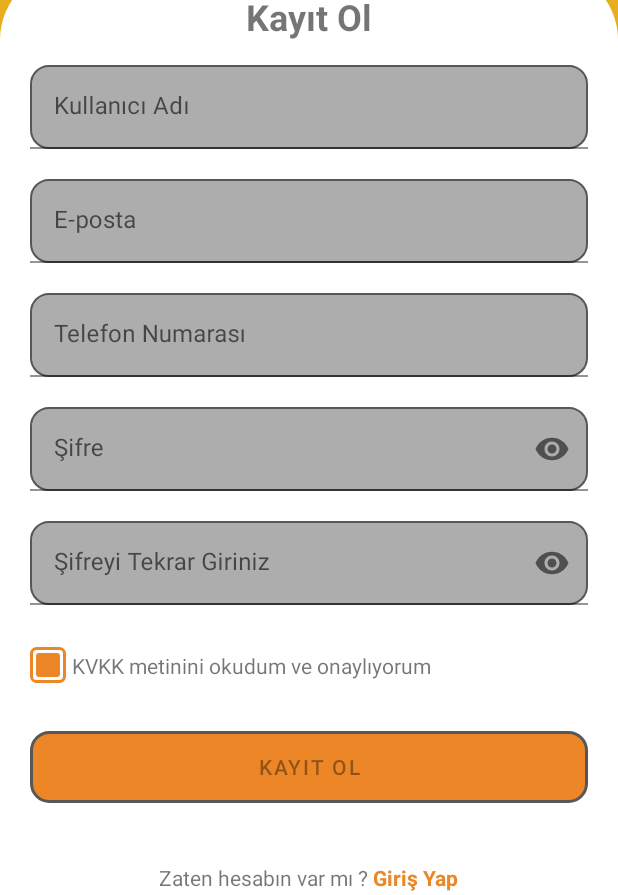
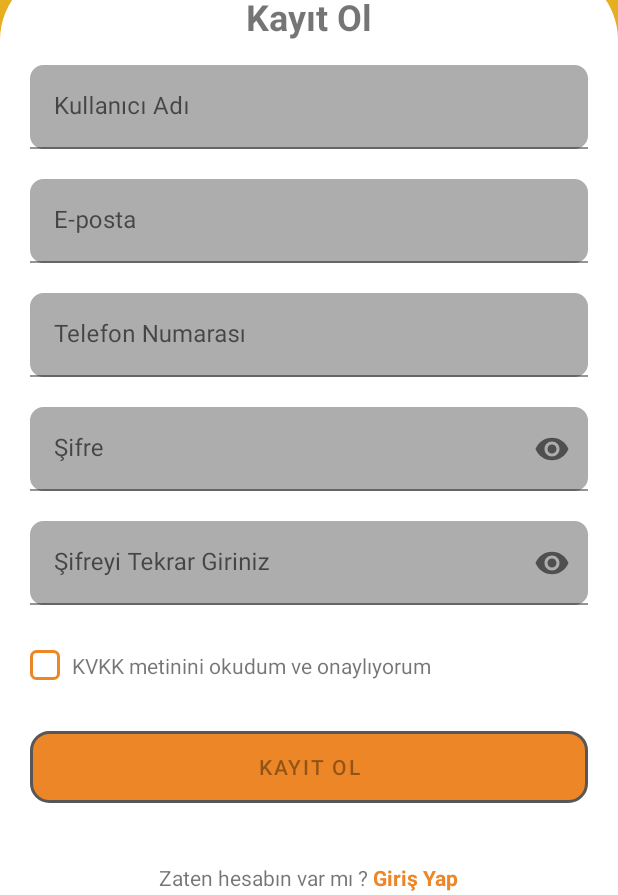
Before and after one commit to dogukanpayal/CitrusOrbit, an Android app: the RegisterScreenFragment screen opened through its navigation route, on a phone screen of 412 x 824 dp, the part 341-1236 px from its top. Run offline under Robolectric (Android 15) with nearby library versions, the phone set to English and light mode, and no system bars; our stand-ins replace Firebase (no records; nobody signed in at launch, a user with empty details on screens opened directly).

Commit message:
Input kutularına focus edilinceki tasarım değiştirildi ve Checkbox tasarımı değiştirildi

```diff
--- a/DevelopmentProject/app/src/main/java/com/dogukanpayal/developmentproject/LoginScreenFragment.kt
+++ b/DevelopmentProject/app/src/main/java/com/dogukanpayal/developmentproject/LoginScreenFragment.kt
@@ -106,6 +106,9 @@ class LoginScreenFragment : Fragment(R.layout.fragment_login_screen) {
                 (tick as? Animatable)?.start()
             }
         }
+
+
+
     }
 
     private fun loginUser(email: String, password: String) {
--- a/DevelopmentProject/app/src/main/res/drawable/checkbox_checked_layer.xml
+++ b/DevelopmentProject/app/src/main/res/drawable/checkbox_checked_layer.xml
@@ -25,21 +25,6 @@
         </shape>
     </item>
 
-    <item
-        android:top="4dp"
-        android:bottom="4dp"
-        android:left="4dp"
-        android:right="4dp"
-        >
-        <shape
-            android:shape="rectangle"
-            >
-            <size android:width="8dp" android:height="8dp"></size>
-            <solid android:color="@color/turuncu"></solid>
-            <corners android:radius="2dp"></corners>
-        </shape>
-
-    </item>
 
     <item
         android:top="3dp"
--- a/DevelopmentProject/app/src/main/res/drawable/checkbox_unchecked.xml
+++ b/DevelopmentProject/app/src/main/res/drawable/checkbox_unchecked.xml
@@ -26,18 +26,5 @@
         </shape>
     </item>
 
-    <item
-        android:top="4dp"
-        android:bottom="4dp"
-        android:left="4dp"
-        android:right="4dp"
-        >
-        <shape
-            android:shape="rectangle"
-            >
-            <size android:width="16dp" android:height="16dp"></size>
-            <solid android:color="@color/turuncu"></solid>
-            <corners android:radius="2dp"></corners>
-        </shape>
-    </item>
+
 </layer-list>
--- a/DevelopmentProject/app/src/main/res/drawable/checkbox_unchecked_layer.xml
+++ b/DevelopmentProject/app/src/main/res/drawable/checkbox_unchecked_layer.xml
@@ -25,20 +25,7 @@
         </shape>
     </item>
 
-    <item
-        android:top="4dp"
-        android:bottom="4dp"
-        android:left="4dp"
-        android:right="4dp"
-        >
-        <shape
-            android:shape="rectangle"
-            >
-            <size android:width="8dp" android:height="8dp"></size>
-            <solid android:color="@color/turuncu"></solid>
-            <corners android:radius="2dp"></corners>
-        </shape>
-    </item>
+
 
 
     <item
--- a/DevelopmentProject/app/src/main/res/drawable/ic_checked_white.xml
+++ b/DevelopmentProject/app/src/main/res/drawable/ic_checked_white.xml
@@ -1,11 +1,11 @@
 <vector xmlns:android="http://schemas.android.com/apk/res/android"
     android:name="checkbox_vector"
-    android:width="18.3dp" android:height="18.3dp"
+    android:width="14dp" android:height="14dp"
     android:viewportWidth="24" android:viewportHeight="24">
     <path
         android:name="check_path"
         android:fillColor="@android:color/transparent"
-        android:strokeColor="@android:color/white"
+        android:strokeColor="@color/turuncu"
         android:strokeWidth="2"
         android:pathData="M4,12 L10,18 L20,6"
         android:trimPathStart="0"
--- /dev/null
+++ b/DevelopmentProject/app/src/main/res/drawable/text_input_bg_default.xml
@@ -0,0 +1,6 @@
+<?xml version="1.0" encoding="utf-8"?>
+<shape xmlns:android="http://schemas.android.com/apk/res/android" android:shape="rectangle">
+    <solid android:color="@color/gray"/>
+    <corners android:radius="8dp"/>
+    <stroke android:width="2dp" android:color="@color/gray"/>
+</shape>
--- /dev/null
+++ b/DevelopmentProject/app/src/main/res/drawable/text_input_bg_focused.xml
@@ -0,0 +1,6 @@
+<?xml version="1.0" encoding="utf-8"?>
+<shape xmlns:android="http://schemas.android.com/apk/res/android" android:shape="rectangle">
+    <solid android:color="@color/gray"/>
+    <corners android:radius="8dp"/>
+    <stroke android:width="2dp" android:color="@color/turuncu"/>
+</shape>
--- /dev/null
+++ b/DevelopmentProject/app/src/main/res/drawable/text_input_bg_selector.xml
@@ -0,0 +1,5 @@
+<?xml version="1.0" encoding="utf-8"?>
+<selector xmlns:android="http://schemas.android.com/apk/res/android">
+    <item android:state_focused="true" android:drawable="@drawable/text_input_bg_focused"/>
+    <item android:drawable="@drawable/text_input_bg_default"/>
+</selector>
--- a/DevelopmentProject/app/src/main/res/layout/fragment_forgot_your_password.xml
+++ b/DevelopmentProject/app/src/main/res/layout/fragment_forgot_your_password.xml
@@ -78,7 +78,7 @@
                     android:layout_width="match_parent"
                     android:layout_height="wrap_content"
                     android:layout_marginHorizontal="20dp"
-                    android:background="@drawable/input_box_style"
+                    android:background="@drawable/text_input_bg_selector"
                     android:hint="E-posta">
 
                     <com.google.android.material.textfield.TextInputEditText
@@ -95,7 +95,7 @@
                     android:layout_height="wrap_content"
                     android:layout_marginHorizontal="20dp"
                     android:layout_marginTop="20dp"
-                    android:background="@drawable/input_box_style"
+                    android:background="@drawable/text_input_bg_selector"
                     android:hint="Onay Kodu">
 
                     <com.google.android.material.textfield.TextInputEditText
@@ -112,7 +112,7 @@
                     android:layout_height="wrap_content"
                     android:layout_marginHorizontal="20dp"
                     android:layout_marginTop="20dp"
-                    android:background="@drawable/input_box_style"
+                    android:background="@drawable/text_input_bg_selector"
                     android:hint="Yeni Şifre">
 
                     <com.google.android.material.textfield.TextInputEditText
@@ -129,7 +129,7 @@
                     android:layout_height="wrap_content"
                     android:layout_marginHorizontal="20dp"
                     android:layout_marginTop="20dp"
-                    android:background="@drawable/input_box_style"
+                    android:background="@drawable/text_input_bg_selector"
                     android:hint="Şifreyi Onayla">
 
                     <com.google.android.material.textfield.TextInputEditText
--- a/DevelopmentProject/app/src/main/res/layout/fragment_login_screen.xml
+++ b/DevelopmentProject/app/src/main/res/layout/fragment_login_screen.xml
@@ -111,8 +111,9 @@
                     android:layout_width="match_parent"
                     android:layout_height="wrap_content"
                     android:layout_marginHorizontal="20dp"
-                    android:background="@drawable/input_box_style"
-                    android:hint="Email">
+                    android:background="@drawable/text_input_bg_selector"
+                    android:hint="Email"
+                    >
 
                     <com.google.android.material.textfield.TextInputEditText
                         android:id="@+id/emailInputBox"
@@ -129,7 +130,7 @@
                     android:layout_height="wrap_content"
                     android:layout_marginHorizontal="20dp"
                     android:layout_marginTop="16dp"
-                    android:background="@drawable/input_box_style"
+                    android:background="@drawable/text_input_bg_selector"
                     android:hint="Şifre"
                     app:endIconMode="password_toggle">
 
--- a/DevelopmentProject/app/src/main/res/layout/fragment_register_screen.xml
+++ b/DevelopmentProject/app/src/main/res/layout/fragment_register_screen.xml
@@ -85,7 +85,7 @@
                     android:layout_height="wrap_content"
                     android:layout_marginHorizontal="20dp"
                     android:hint="Kullanıcı Adı"
-                    android:background="@drawable/input_box_style"
+                    android:background="@drawable/text_input_bg_selector"
                     >
 
                     <com.google.android.material.textfield.TextInputEditText
@@ -104,7 +104,7 @@
                     android:layout_marginHorizontal="20dp"
                     android:layout_marginTop="20dp"
                     android:hint="E-posta"
-                    android:background="@drawable/input_box_style"
+                    android:background="@drawable/text_input_bg_selector"
                     >
 
                     <com.google.android.material.textfield.TextInputEditText
@@ -124,7 +124,7 @@
                     android:layout_marginHorizontal="20dp"
                     android:layout_marginTop="20dp"
                     android:hint="Telefon Numarası"
-                    android:background="@drawable/input_box_style"
+                    android:background="@drawable/text_input_bg_selector"
                     >
 
                     <com.google.android.material.textfield.TextInputEditText
@@ -145,7 +145,7 @@
                     android:layout_marginTop="20dp"
                     android:hint="Şifre"
                     app:endIconMode="password_toggle"
-                    android:background="@drawable/input_box_style"
+                    android:background="@drawable/text_input_bg_selector"
                     >
 
                     <com.google.android.material.textfield.TextInputEditText
@@ -165,7 +165,7 @@
                     android:layout_marginHorizontal="20dp"
                     android:layout_marginTop="20dp"
                     android:hint="Şifreyi Tekrar Giriniz"
-                    android:background="@drawable/input_box_style"
+                    android:background="@drawable/text_input_bg_selector"
                     app:endIconMode="password_toggle">
 
                     <com.google.android.material.textfield.TextInputEditText
--- a/DevelopmentProject/app/src/main/res/values/themes.xml
+++ b/DevelopmentProject/app/src/main/res/values/themes.xml
@@ -23,4 +23,9 @@
 
 
 
+
+
+
+
+
 </resources>
```
